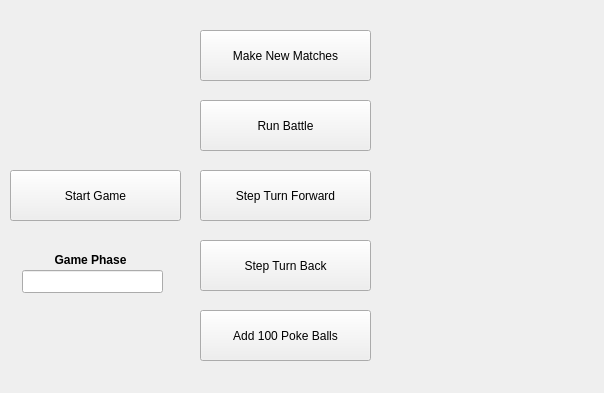
Above: client/qtassets/debug_battlewindow.ui from chillymango/autobattler_demo before the change. Below: the same form after it.
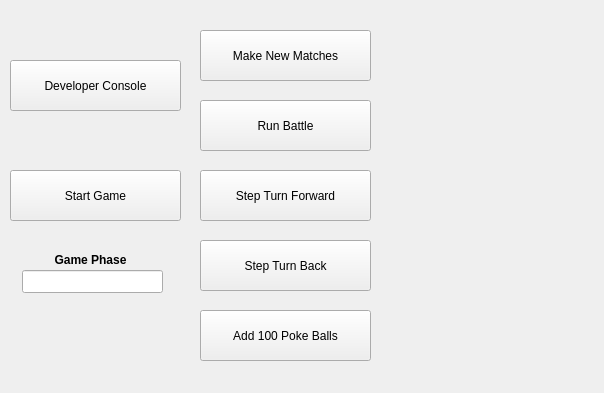
That is the form after the change.

```diff
--- a/client/qtassets/debug_battlewindow.ui
+++ b/client/qtassets/debug_battlewindow.ui
@@ -126,6 +126,19 @@
     <set>Qt::AlignCenter</set>
    </property>
   </widget>
+  <widget class="QPushButton" name="devConsole">
+   <property name="geometry">
+    <rect>
+     <x>10</x>
+     <y>60</y>
+     <width>171</width>
+     <height>51</height>
+    </rect>
+   </property>
+   <property name="text">
+    <string>Developer Console</string>
+   </property>
+  </widget>
  </widget>
  <resources/>
  <connections/>
```
